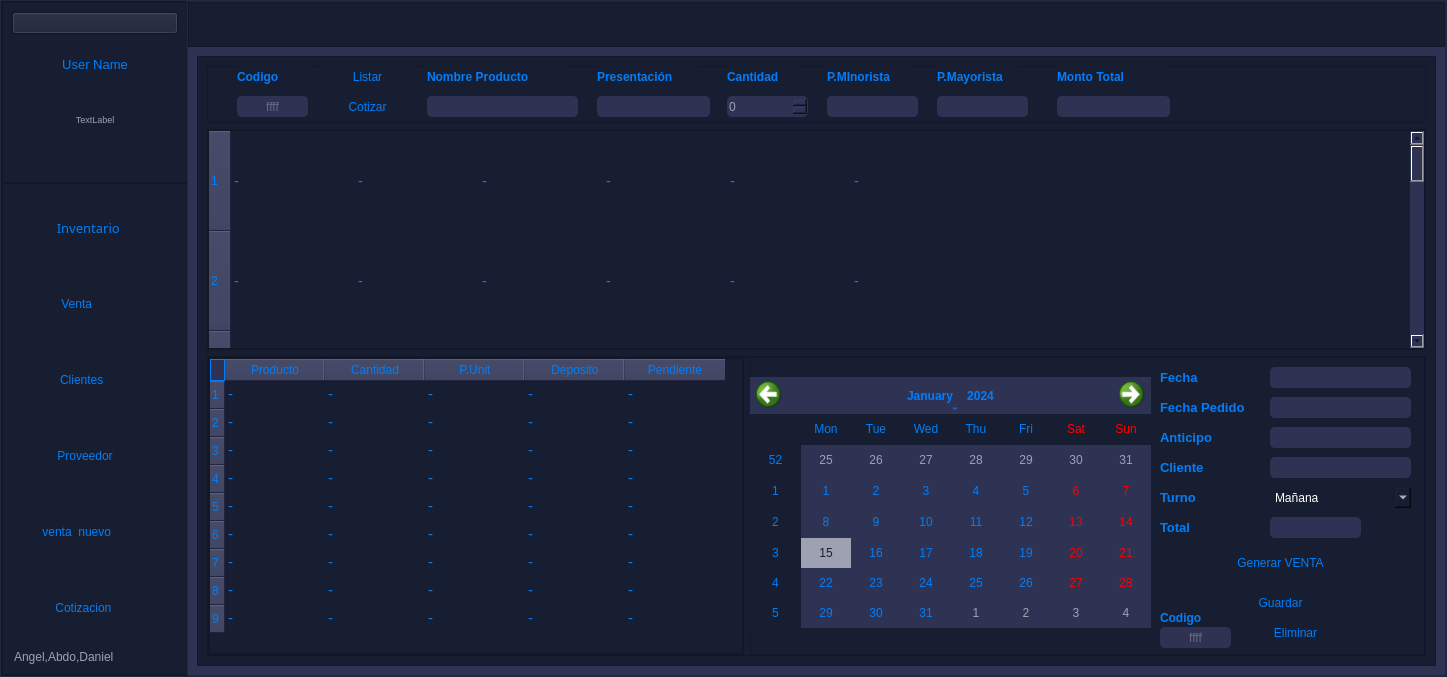
This is View/nuevo_menu.ui in DanielSajvin/Proyecto_basedatos as Qt 5 draws it before an edit. The edited form follows.
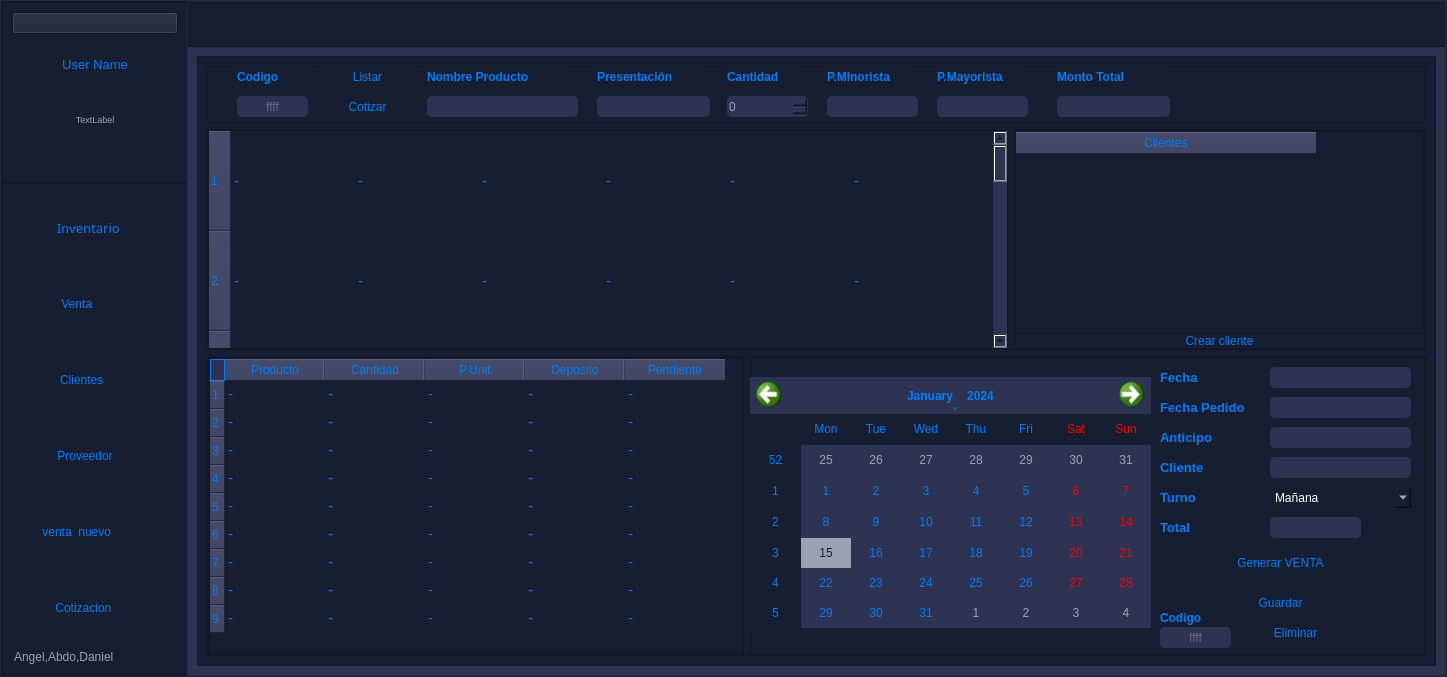
This is the edited form. The open tabs and pages were chosen to show the change. Icons and pictures are not drawn.

Commit message: cambios para localizar clientes en venta

Patch:
```diff
--- a/View/nuevo_menu.ui
+++ b/View/nuevo_menu.ui
@@ -1457,6 +1457,12 @@
                  </item>
                  <item>
                   <widget class="QFrame" name="frame_27">
+                   <property name="minimumSize">
+                    <size>
+                     <width>0</width>
+                     <height>0</height>
+                    </size>
+                   </property>
                    <property name="styleSheet">
                     <string notr="true"/>
                    </property>
@@ -1466,10 +1472,7 @@
                    <property name="frameShadow">
                     <enum>QFrame::Raised</enum>
                    </property>
-                   <layout class="QVBoxLayout" name="verticalLayout_22">
-                    <property name="spacing">
-                     <number>0</number>
-                    </property>
+                   <layout class="QHBoxLayout" name="horizontalLayout_14">
                     <property name="leftMargin">
                      <number>0</number>
                     </property>
@@ -1489,7 +1492,7 @@
                       </property>
                       <property name="minimumSize">
                        <size>
-                        <width>651</width>
+                        <width>800</width>
                         <height>192</height>
                        </size>
                       </property>
@@ -1997,6 +2000,128 @@
                       </item>
                      </widget>
                     </item>
+                    <item>
+                     <widget class="QFrame" name="frame_34">
+                      <property name="minimumSize">
+                       <size>
+                        <width>400</width>
+                        <height>0</height>
+                       </size>
+                      </property>
+                      <property name="styleSheet">
+                       <string notr="true">QPushButton{
+border-top-left-radius:20p;
+color: rgb(0,126,249);
+font: 77 10pt &quot;Gadugi&quot;;
+
+border-radius: 5px;
+
+
+}
+
+QPushButton:hover{
+
+background-color: qlineargradient(spread:pad, x1:0, y1:0.505682, x2:1, y2:0.477, stop:0 rgba(11, 131, 120, 219), stop:1 rgba(85, 98, 112, 226));
+
+
+}
+QFrame{
+background-color: rgb(24, 30, 50);
+}
+QLabel{
+color: rgb(0,126,249);
+}
+QLineEdit{
+font: 77 10pt &quot;Gadugi&quot;;
+color: rgb(158, 161, 178);
+border-radius: 5px;
+
+}</string>
+                      </property>
+                      <property name="frameShape">
+                       <enum>QFrame::StyledPanel</enum>
+                      </property>
+                      <property name="frameShadow">
+                       <enum>QFrame::Raised</enum>
+                      </property>
+                      <layout class="QVBoxLayout" name="verticalLayout_22">
+                       <property name="spacing">
+                        <number>0</number>
+                       </property>
+                       <property name="leftMargin">
+                        <number>0</number>
+                       </property>
+                       <property name="topMargin">
+                        <number>0</number>
+                       </property>
+                       <property name="rightMargin">
+                        <number>0</number>
+                       </property>
+                       <property name="bottomMargin">
+                        <number>0</number>
+                       </property>
+                       <item>
+                        <widget class="QTableWidget" name="tabla_cliente_v">
+                         <property name="styleSheet">
+                          <string notr="true">QHeaderView
+{
+Fondo: transparente; 
+background-color: rgb(24, 30, 50);
+border-top-left-radius:20p;
+color: rgb(0,126,249);
+font: 77 10pt &quot;Gadugi&quot;;
+}
+
+QHeaderView:hover
+{
+background-color: rgb(46, 51, 84);
+border-top-left-radius:20p;
+}
+QHeaderView:section
+{
+background-color: rgb(46, 51, 84);
+border-top-left-radius:20p;
+padding: 2px;
+font-size:11 pt;
+
+}
+QTableWidget{
+background-color: rgb(24, 30, 50);
+gridline-color: rgb(24, 30, 50);
+font-size: 11pt;
+border-top-left-radius:20p;
+color: rgb(0,126,249);
+font: 77 10pt &quot;Gadugi&quot;;
+}
+QTableWidgetQTableCornerButton::section{
+background-color: rgb(46, 51, 84);
+border: 1px solid rgb(0,126,249);
+}
+QTableView QTableCornerButton::section {
+background-color: rgb(46, 51, 84);
+border: 1px solid rgb(0, 126, 249);
+}</string>
+                         </property>
+                         <attribute name="horizontalHeaderDefaultSectionSize">
+                          <number>300</number>
+                         </attribute>
+                         <column>
+                          <property name="text">
+                           <string>Clientes</string>
+                          </property>
+                         </column>
+                        </widget>
+                       </item>
+                       <item>
+                        <widget class="QPushButton" name="btn_crear_cliente_v">
+                         <property name="text">
+                          <string>Crear cliente</string>
+                         </property>
+                        </widget>
+                       </item>
+                      </layout>
+                     </widget>
+                    </item>
                    </layout>
                   </widget>
                  </item>
```
Left out of the diff: 2 changed lines with no effect on the pictures. The commit also changes 3 other files.
